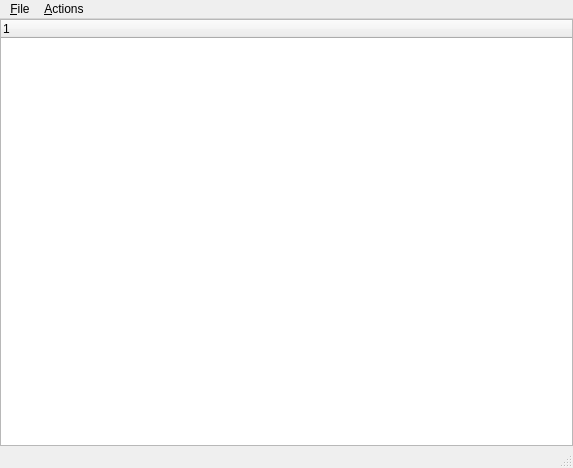
First picture: the form in INCode/diagramconfiguration.ui, repository rknuus/INCode, before the edit.
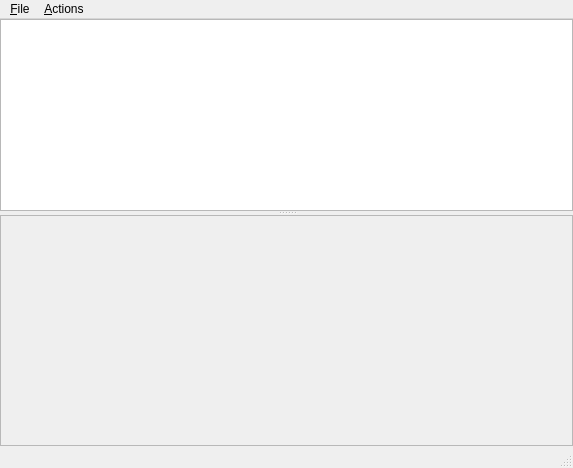
Second picture: the form after the edit.

Patch:
```diff
--- a/INCode/diagramconfiguration.ui
+++ b/INCode/diagramconfiguration.ui
@@ -18,7 +18,46 @@
      <number>0</number>
     </property>
     <item>
-     <widget class="QTreeWidget" name="tree_" />
+          <widget class="QSplitter" name="wrapper">
+            <property name="orientation">
+              <enum>Qt::Vertical</enum>
+            </property>
+            <widget class="QTreeWidget" name="tree_">
+              <attribute name="headerVisible">
+                <bool>false</bool>
+              </attribute>
+              <column>
+                <property name="text">
+                  <string notr="true">1</string>
+                </property>
+              </column>
+            </widget>
+            <widget class="QScrollArea" name="image_wrapper_">
+              <property name="visible">
+                <bool>false</bool>
+              </property>
+              <property name="alignment">
+                <set>Qt::AlignCenter</set>
+              </property>
+              <property name="sizePolicy">
+                <sizepolicy hsizetype="Expanding" vsizetype="Expanding">
+                  <horstretch>0</horstretch>
+                  <verstretch>1</verstretch>
+                </sizepolicy>
+              </property>
+              <property name="widgetResizable">
+                <bool>false</bool>
+              </property>
+              <widget class="QLabel" name="image_">
+                <property name="scaledContents">
+                  <bool>true</bool>
+                </property>
+                <property name="alignment">
+                  <set>Qt::AlignCenter</set>
+                </property>
+              </widget>
+            </widget>
+          </widget>
     </item>
    </layout>
   </widget>
```
Left out of the diff: 89 changed lines with no effect on the pictures. Lines whose indentation alone changed are shown as unchanged.
